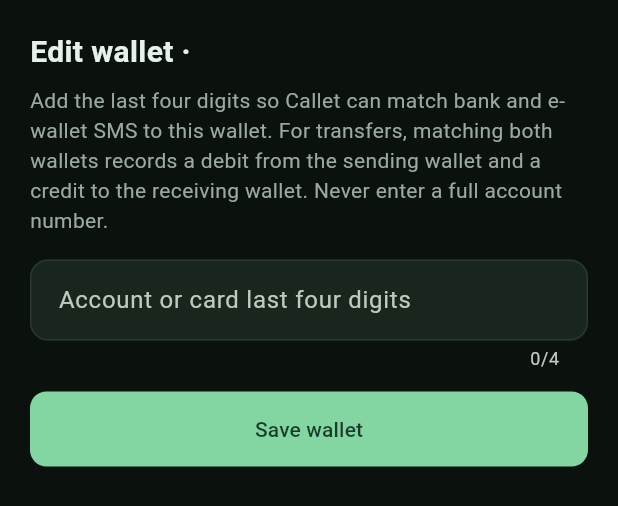
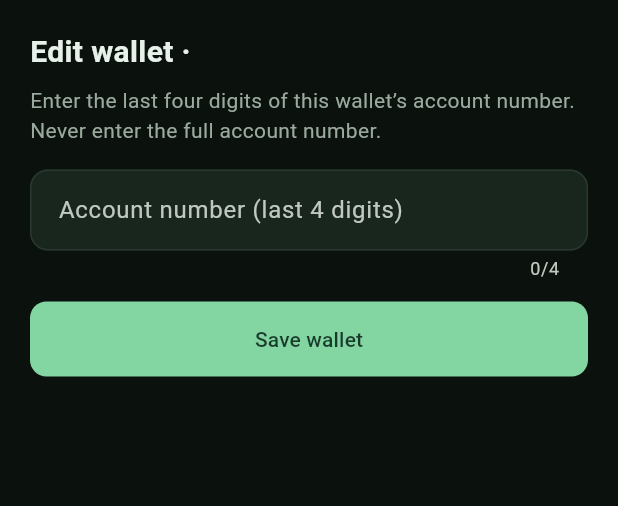
Before and after one commit to Colet-er/callet_wallet, a Flutter app: the WalletSmsMatchingSheet widget shown alone on an empty page, opened directly with empty values, on a phone screen of 412 x 824 dp. Shown: the top 506 px of the screen. Run offline on Flutter 3.47's test engine with Material 3 defaults, Android fonts, the phone set to English and light mode, and no system bars; our stand-ins replace flutter_local_notifications, flutter_timezone, supabase_flutter, timezone; accounts and stored records are empty; network calls fail.

```diff
--- a/lib/main.dart
+++ b/lib/main.dart
@@ -3233,7 +3233,7 @@
                       color: _ink, fontSize: 20, fontWeight: FontWeight.w700)),
               const SizedBox(height: 8),
               const Text(
-                  'Add the last four digits so Callet can match bank and e-wallet SMS to this wallet. For transfers, matching both wallets records a debit from the sending wallet and a credit to the receiving wallet. Never enter a full account number.',
+                  'Enter the last four digits of this wallet’s account number. Never enter the full account number.',
                   style: TextStyle(color: _muted)),
               const SizedBox(height: 16),
               TextFormField(
@@ -3241,7 +3241,7 @@
                 keyboardType: TextInputType.number,
                 maxLength: 4,
                 decoration: const InputDecoration(
-                  labelText: 'Account or card last four digits',
+                  labelText: 'Account number (last 4 digits)',
                   hintText: 'e.g. 4138',
                 ),
                 validator: (value) {
```
